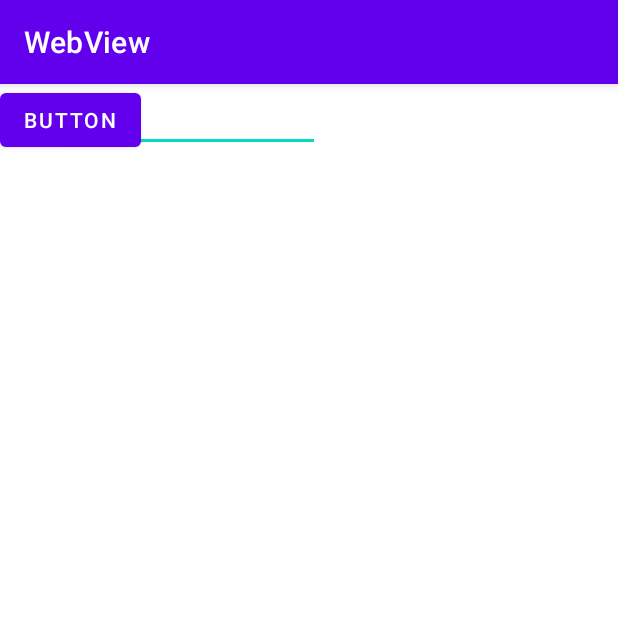
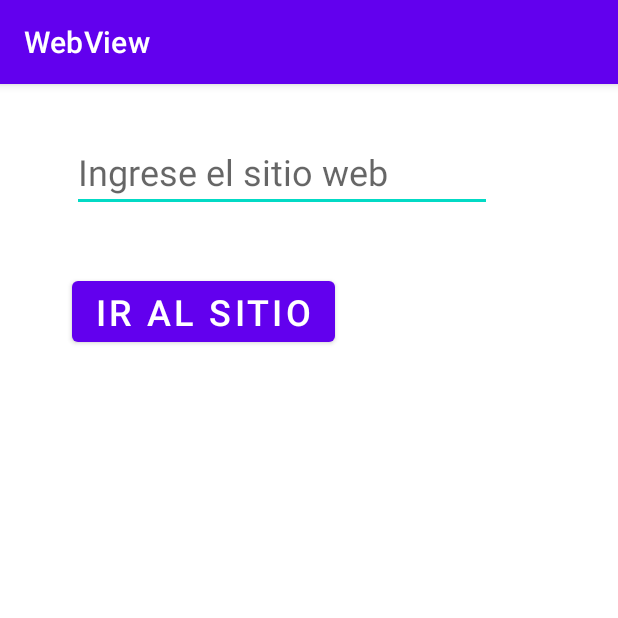
Before and after one commit to NelsonrBermejo/Android, an Android app: the screen it shows after launch (MainActivity), on a phone screen of 412 x 824 dp, the top half of it. Run offline under Robolectric (Android 15) with nearby library versions, the phone set to English and light mode, and no system bars.

Commit message:
2# Strings Tamaño y Distancias

```diff
--- a/Web_View25/app/src/main/res/layout/activity_main.xml
+++ b/Web_View25/app/src/main/res/layout/activity_main.xml
@@ -10,17 +10,23 @@
         android:id="@+id/txt_web"
         android:layout_width="wrap_content"
         android:layout_height="wrap_content"
+        android:layout_marginStart="48dp"
+        android:layout_marginTop="32dp"
         android:ems="10"
+        android:hint="@string/txt_web_String"
         android:inputType="textPersonName"
-        android:text="Name"
-        tools:layout_editor_absoluteX="18dp"
-        tools:layout_editor_absoluteY="34dp" />
+        android:textSize="24sp"
+        app:layout_constraintStart_toStartOf="parent"
+        app:layout_constraintTop_toTopOf="parent" />
 
     <Button
         android:id="@+id/button"
         android:layout_width="wrap_content"
         android:layout_height="wrap_content"
-        android:text="Button"
-        tools:layout_editor_absoluteX="18dp"
-        tools:layout_editor_absoluteY="110dp" />
+        android:layout_marginStart="48dp"
+        android:layout_marginTop="40dp"
+        android:text="@string/buttonIrAlSitio_String"
+        android:textSize="24sp"
+        app:layout_constraintStart_toStartOf="parent"
+        app:layout_constraintTop_toBottomOf="@+id/txt_web" />
 </androidx.constraintlayout.widget.ConstraintLayout>
--- a/Web_View25/app/src/main/res/values/strings.xml
+++ b/Web_View25/app/src/main/res/values/strings.xml
@@ -1,3 +1,5 @@
 <resources>
     <string name="app_name">WebView</string>
+    <string name="txt_web_String">Ingrese el sitio web</string>
+    <string name="buttonIrAlSitio_String">Ir al Sitio</string>
 </resources>
```
